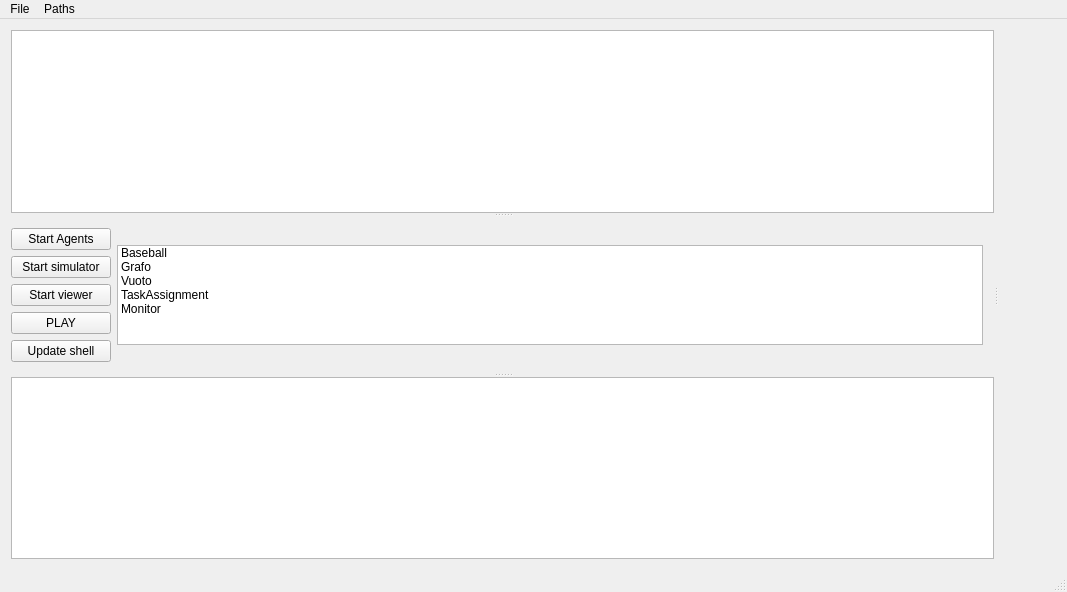
Above: launcher/mainwindow.ui from MirkoFerrati/Ascari before the change. Below: the same form after it.
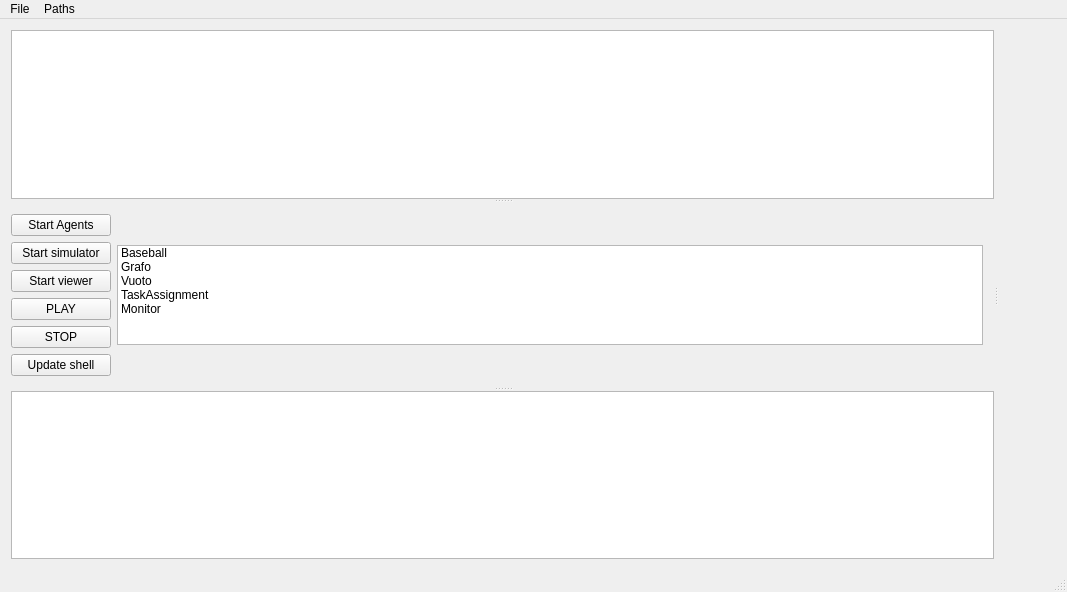
That is the form after the change.

Commit message: Aggiunto pulsante STOP al launcher

```diff
--- a/launcher/mainwindow.ui
+++ b/launcher/mainwindow.ui
@@ -157,6 +157,19 @@
              </property>
             </widget>
            </item>
+		   <item>
+			   <widget class="QPushButton" name="stopall">
+				   <property name="sizePolicy">
+					   <sizepolicy hsizetype="MinimumExpanding" vsizetype="Fixed">
+						   <horstretch>0</horstretch>
+						   <verstretch>0</verstretch>
+					   </sizepolicy>
+				   </property>
+				   <property name="text">
+					   <string>STOP</string>
+				   </property>
+			   </widget>
+		   </item>
            <item>
             <widget class="QPushButton" name="Updateshell">
              <property name="sizePolicy">
```
The commit also changes 2 other files.
